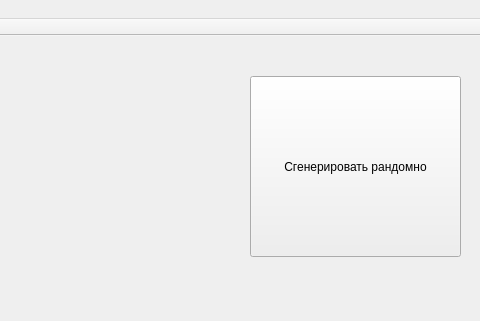
Qt form course/course/mainwindow.ui (ansushina/sem5) before a commit; both pictures show x 720 to 1200 and y 0 to 321 of the 1200 by 900 pixel window.
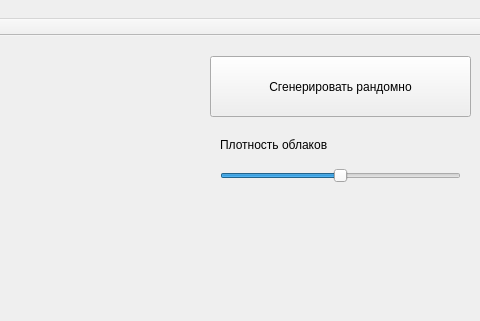
The same form after that commit.

Patch:
```diff
--- a/course/course/mainwindow.ui
+++ b/course/course/mainwindow.ui
@@ -17,10 +17,10 @@
    <widget class="QPushButton" name="pushButton_2">
     <property name="geometry">
      <rect>
-      <x>970</x>
-      <y>40</y>
-      <width>211</width>
-      <height>181</height>
+      <x>930</x>
+      <y>20</y>
+      <width>261</width>
+      <height>61</height>
      </rect>
     </property>
     <property name="text">
@@ -53,6 +53,96 @@
      <string>Очистить</string>
     </property>
    </widget>
+   <widget class="QLabel" name="label">
+    <property name="geometry">
+     <rect>
+      <x>940</x>
+      <y>90</y>
+      <width>67</width>
+      <height>17</height>
+     </rect>
+    </property>
+    <property name="text">
+     <string/>
+    </property>
+   </widget>
+   <widget class="QLabel" name="label_2">
+    <property name="geometry">
+     <rect>
+      <x>940</x>
+      <y>100</y>
+      <width>251</width>
+      <height>17</height>
+     </rect>
+    </property>
+    <property name="text">
+     <string>Плотность облаков</string>
+    </property>
+   </widget>
+   <widget class="QSlider" name="densitySlider">
+    <property name="geometry">
+     <rect>
+      <x>940</x>
+      <y>130</y>
+      <width>241</width>
+      <height>20</height>
+     </rect>
+    </property>
+    <property name="sizePolicy">
+     <sizepolicy hsizetype="Expanding" vsizetype="Fixed">
+      <horstretch>0</horstretch>
+      <verstretch>0</verstretch>
+     </sizepolicy>
+    </property>
+    <property name="maximumSize">
+     <size>
+      <width>16777215</width>
+      <height>16777215</height>
+     </size>
+    </property>
+    <property name="font">
+     <font>
+      <pointsize>11</pointsize>
+      <stylestrategy>PreferDefault</stylestrategy>
+     </font>
+    </property>
+    <property name="mouseTracking">
+     <bool>true</bool>
+    </property>
+    <property name="focusPolicy">
+     <enum>Qt::ClickFocus</enum>
+    </property>
+    <property name="minimum">
+     <number>-20</number>
+    </property>
+    <property name="maximum">
+     <number>20</number>
+    </property>
+    <property name="pageStep">
+     <number>1</number>
+    </property>
+    <property name="sliderPosition">
+     <number>0</number>
+    </property>
+    <property name="tracking">
+     <bool>true</bool>
+    </property>
+    <property name="orientation">
+     <enum>Qt::Horizontal</enum>
+    </property>
+    <property name="invertedAppearance">
+     <bool>false</bool>
+    </property>
+    <property name="invertedControls">
+     <bool>false</bool>
+    </property>
+    <property name="tickPosition">
+     <enum>QSlider::NoTicks</enum>
+    </property>
+    <property name="tickInterval">
+     <number>1</number>
+    </property>
+   </widget>
   </widget>
   <widget class="QMenuBar" name="menuBar">
    <property name="geometry">
```
